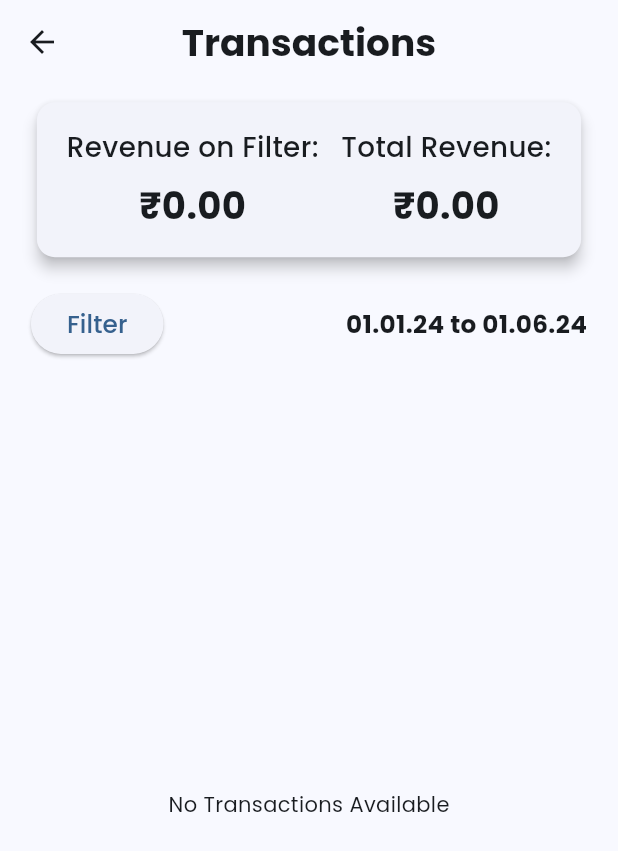
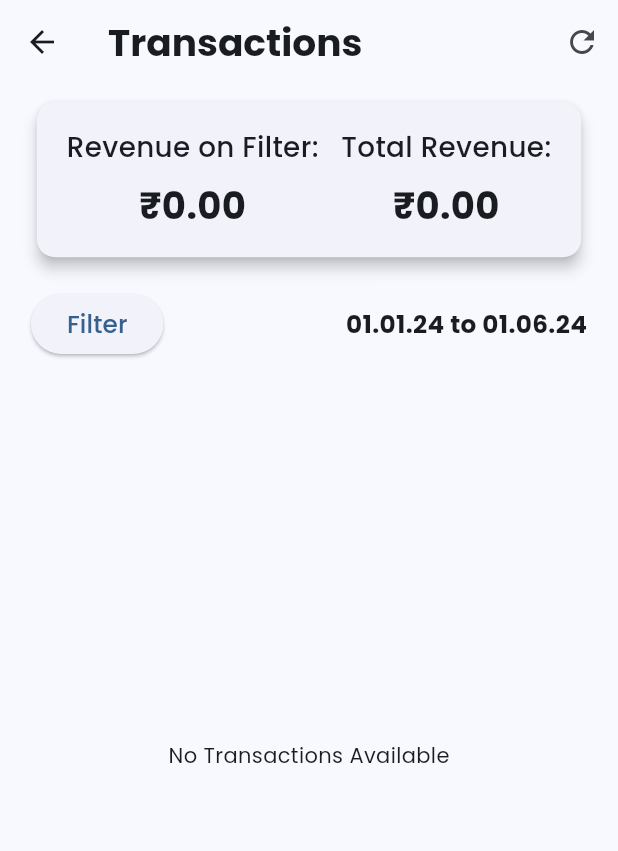
Before and after one commit to adhilfouzi/playtime_club, a Flutter app: the Revenue screen opened directly, on a phone screen of 412 x 824 dp. Shown: the top 851 px of the screen. Run offline on Flutter 3.47's test engine with Material 3 defaults, Android fonts, the phone set to English and light mode, and no system bars; our stand-ins replace cached_network_image, cloud_firestore, firebase_auth, firebase_core, firebase_storage, flutter_image_compress and 9 more; accounts and stored records are empty.

Commit message:
revenue screen loading

```diff
--- a/lib/view/course/revenue/revenue_screen.dart
+++ b/lib/view/course/revenue/revenue_screen.dart
@@ -1,6 +1,5 @@
 import 'package:flutter/material.dart';
 import 'package:get/get.dart';
-
 import '../../../view_model/course/transaction_controller.dart';
 import 'utils/date_filter.dart';
 import 'utils/total_revenue_section.dart';
@@ -11,7 +10,7 @@ class Revenue extends StatelessWidget {
 
   @override
   Widget build(BuildContext context) {
-    final TransactionController controller = Get.find();
+    final TransactionController controller = Get.find<TransactionController>();
     final double width = MediaQuery.of(context).size.width;
     final double height = MediaQuery.of(context).size.height;
 
@@ -24,20 +23,30 @@ class Revenue extends StatelessWidget {
             fontSize: 25,
           ),
         ),
-        centerTitle: true,
+        centerTitle: false,
+        actions: [
+          IconButton(
+              onPressed: () {
+                controller.fetchTransaction();
+              },
+              icon: const Icon(Icons.refresh))
+        ],
       ),
       body: Padding(
         padding: EdgeInsets.symmetric(
             horizontal: width * 0.05, vertical: height * 0.01),
-        child: Column(
+        child: Obx(
+          () => Column(
             crossAxisAlignment: CrossAxisAlignment.start,
             children: [
-            Obx(() => TotalRevenueSection(
+              // Observe total revenue and revenue per day
+              TotalRevenueSection(
                 revenueAsPerDay: controller.revenueAsPerDay,
                 totalAmount: controller.totalAmount,
-                )),
+              ),
               SizedBox(height: height * 0.02),
-            Obx(() => DateFilter(
+              // Observe date filter
+              DateFilter(
                 startDate: controller.startDate,
                 endDate: controller.endDate,
                 onDateRangeSelected: (DateTimeRange? picked) {
@@ -45,19 +54,26 @@ class Revenue extends StatelessWidget {
                     controller.updateDateRange(picked.start, picked.end);
                   }
                 },
-                )),
+              ),
               SizedBox(height: height * 0.02),
+              // Observe bookings by date
               Expanded(
-              child: Obx(() {
-                final bookingsByDate = controller.bookingsByDate;
-                return bookingsByDate.isNotEmpty
-                    ? TransactionList(bookingsByDate: bookingsByDate)
+                child: controller.isLoading
+                    ? const Center(child: CircularProgressIndicator())
+                    : SingleChildScrollView(
+                        physics: const AlwaysScrollableScrollPhysics(),
+                        child: SizedBox(
+                          height: height * 0.6, // Adjust height as needed
+                          child: controller.bookingsByDate.isNotEmpty
+                              ? TransactionList(
+                                  bookingsByDate: controller.bookingsByDate)
                               : const Center(
-                        child: Text("No Transactions Available"),
-                      );
-              }),
+                                  child: Text("No Transactions Available")),
+                        ),
+                      ),
               ),
             ],
+          ),
         ),
       ),
     );
```
Lines whose indentation alone changed are shown as unchanged.
